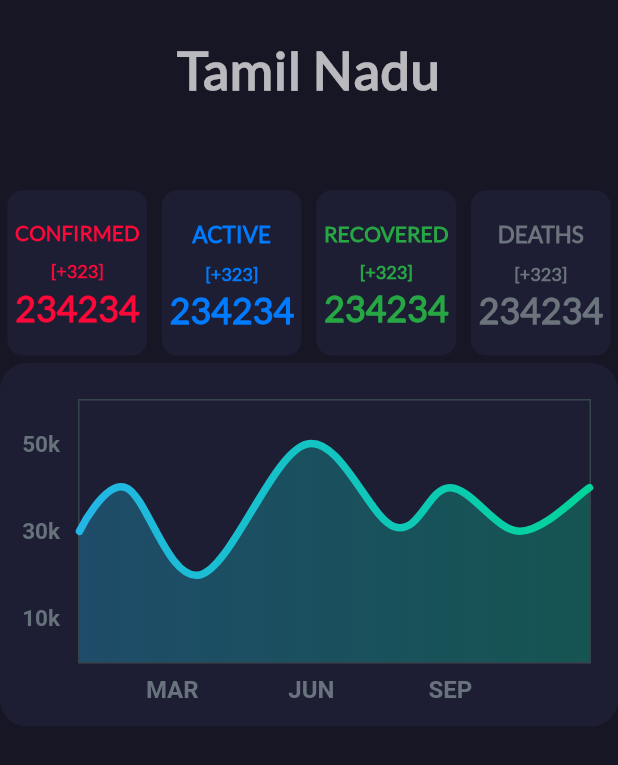
After one commit to iamnishanth/Covid19India, a Flutter app: the StateScreen screen opened directly, on a phone screen of 412 x 824 dp. The commit adds this screen. Shown: the top 765 px of the screen. Run offline on Flutter 3.47's test engine with Material 2 defaults, Android fonts, the phone set to English and light mode, and no system bars; drawn by our look-alikes of fl_chart; our stand-ins replace connectivity, flutter_staggered_animations, fluttertoast; network calls fail.

Commit message:
added chart

```diff
--- /dev/null
+++ b/lib/chart.dart
@@ -0,0 +1,137 @@
+import 'package:fl_chart/fl_chart.dart';
+import 'package:flutter/material.dart';
+
+
+class Chart extends StatelessWidget {
+  const Chart({
+    Key key,
+  }) : super(key: key);
+
+  @override
+  Widget build(BuildContext context) {
+    return Stack(
+      children: <Widget>[
+        AspectRatio(
+          aspectRatio: 1.70,
+          child: Container(
+            decoration: const BoxDecoration(
+                borderRadius: BorderRadius.all(
+                  Radius.circular(18),
+                ),
+                color: Color(0xFF1D1E33)),
+            child: Padding(
+              padding: const EdgeInsets.only(right: 18.0, left: 12.0, top: 24, bottom: 12),
+              child: LineChart(
+                mainData(),
+              ),
+            ),
+          ),
+        ),
+      ],
+    );
+  }
+}
+
+List<Color> gradientColors = [
+    const Color(0xff23b6e6),
+    const Color(0xff02d39a),
+  ];
+
+LineChartData mainData() {
+
+  List<FlSpot> spots = [
+          FlSpot(0, 3),
+          FlSpot(1, 4),
+          FlSpot(2.6, 2),
+          FlSpot(4.9, 5),
+          FlSpot(6.8, 3.1),
+          FlSpot(8, 4),
+          FlSpot(9.5, 3),
+          FlSpot(11, 4),
+  ];
+
+  return LineChartData(
+    gridData: FlGridData(
+      show: false,
+
+      drawVerticalLine: false,
+      getDrawingHorizontalLine: (value) {
+        return FlLine(
+          color: const Color(0xff37434d),
+          strokeWidth: 1,
+        );
+      },
+      getDrawingVerticalLine: (value) {
+        return FlLine(
+          color: const Color(0xff37434d),
+          strokeWidth: 1,
+        );
+      },
+    ),
+    titlesData: FlTitlesData(
+      show: true,
+      bottomTitles: SideTitles(
+        showTitles: true,
+        reservedSize: 22,
+        textStyle:
+            const TextStyle(color: Color(0xff68737d), fontWeight: FontWeight.bold, fontSize: 16),
+        getTitles: (value) {
+          switch (value.toInt()) {
+            case 2:
+              return 'MAR';
+            case 5:
+              return 'JUN';
+            case 8:
+              return 'SEP';
+
+          }
+          return '';
+        },
+        margin: 8,
+      ),
+      leftTitles: SideTitles(
+        showTitles: true,
+        textStyle: const TextStyle(
+          color: Color(0xff67727d),
+          fontWeight: FontWeight.bold,
+          fontSize: 15,
+        ),
+        getTitles: (value) {
+          switch (value.toInt()) {
+            case 1:
+              return '10k';
+            case 3:
+              return '30k';
+            case 5:
+              return '50k';
+          }
+          return '';
+        },
+        reservedSize: 28,
+        margin: 12,
+      ),
+    ),
+    borderData:
+        FlBorderData(show: true, border: Border.all(color: const Color(0xff37434d), width: 1)),
+    minX: 0,
+    maxX: 11,
+    minY: 0,
+    maxY: 6,
+    lineBarsData: [
+      LineChartBarData(
+        spots: spots,
+        isCurved: true,
+        colors: gradientColors,
+        barWidth: 5,
+        isStrokeCapRound: true,
+        dotData: FlDotData(
+          show: false,
+        ),
+        belowBarData: BarAreaData(
+          show: true,
+          colors: gradientColors.map((color) => color.withOpacity(0.3)).toList(),
+        ),
+      ),
+    ],
+  );
+}
--- a/lib/homepage.dart
+++ b/lib/homepage.dart
@@ -2,6 +2,7 @@ import 'package:flutter/material.dart';
 import 'reusable_card.dart';
 import 'network.dart';
 import 'statelist_screen.dart';
+import 'statescreen.dart';
 
 class MyHomePage extends StatefulWidget {
 
@@ -50,6 +51,41 @@ class _MyHomePageState extends State<MyHomePage> {
   Widget build(BuildContext context) {
     return Scaffold(
       backgroundColor: Color(0xFF161625),
+      appBar: AppBar(
+        title: Row(
+          children: <Widget>[
+            Text(
+              "COVID19",
+              style: TextStyle(
+                fontFamily: 'Lato',
+                fontSize: 15,
+                fontWeight: FontWeight.bold,
+                color: Colors.white70
+              )
+            ),
+            SizedBox(width: 5),
+            Text(
+              "INDIA",
+              style: TextStyle(
+                fontFamily: 'Lato',
+                fontSize: 10,
+                fontWeight: FontWeight.bold,
+                color: Color(0xFFEB1555),
+              ),
+            ),
+          ],
+        ),
+        backgroundColor: Color(0xFF1D1E33),
+        leading: GestureDetector(
+          child: Icon(
+            Icons.menu,
+            color: Colors.white70,
+          ),
+          onTap: (){
+            print("Hello");
+          },
+        ),
+      ),
       body: SafeArea(
         child:Column(
           crossAxisAlignment: CrossAxisAlignment.stretch,
@@ -70,7 +106,11 @@ class _MyHomePageState extends State<MyHomePage> {
                     ),
                   ),
                 ),
-                onPress: (){},
+                onPress: (){
+                  Navigator.push(context, MaterialPageRoute(builder: (context){
+                    return StateScreen();
+                  }));
+                },
               ),
             ),
             Expanded(
@@ -88,13 +128,15 @@ class _MyHomePageState extends State<MyHomePage> {
                               child: Column(
                                 children:<Widget>[
                                   SizedBox(height: 15),
-                                  Text(
+                                  FittedBox(
+                                    child: Text(
                                       "CONFIRMED",
                                       style: TextStyle(
                                         fontFamily: 'Lato',
                                         fontSize: 15,
                                         fontWeight: FontWeight.bold,
                                         color: Color(0xFFFE0739)
+                                      ),
                                     ),
                                   ),
                                   SizedBox(height: 10),
@@ -132,13 +174,15 @@ class _MyHomePageState extends State<MyHomePage> {
                               child: Column(
                                 children:<Widget>[
                                   SizedBox(height: 15),
-                                  Text(
+                                  FittedBox(
+                                    child: Text(
                                       "RECOVERED",
                                       style:TextStyle(
                                         fontFamily: 'Lato',
                                         fontSize: 15,
                                         fontWeight: FontWeight.bold,
                                         color: Color(0xFF27A644)
+                                      ),
                                     ),
                                   ),
                                   SizedBox(height: 10),
@@ -181,13 +225,15 @@ class _MyHomePageState extends State<MyHomePage> {
                               child: Column(
                                 children:<Widget>[
                                   SizedBox(height: 15),
-                                  Text(
+                                  FittedBox(
+                                    child: Text(
                                       "ACTIVE",
                                       style: TextStyle(
                                         fontFamily: 'Lato',
                                         fontSize: 15,
                                         fontWeight: FontWeight.bold,
                                         color: Color(0xFF007AFE)
+                                      ),
                                     ),
                                   ),
                                   SizedBox(height: 10),
@@ -224,7 +270,8 @@ class _MyHomePageState extends State<MyHomePage> {
                               child: Column(
                                 children:<Widget>[
                                   SizedBox(height: 15),
-                                  Text(
+                                  FittedBox(
+                                    child: Text(
                                       "DEATHS",
                                       style: TextStyle(
                                         fontFamily: 'Lato',
@@ -233,14 +280,17 @@ class _MyHomePageState extends State<MyHomePage> {
                                         color: Color(0xFF6B747C)
                                       ),
                                     ),
+                                  ),
                                   SizedBox(height: 10),
-                                  Text(
+                                  FittedBox(
+                                    child: Text(
                                       "[+$deltaDeath]",
                                       style: TextStyle(
                                         fontFamily: 'Lato',
                                         fontSize: 12,
                                         fontWeight: FontWeight.bold,
                                         color: Color(0xFF6B747C)
+                                      ),
                                     ),
                                   ),
                                   FittedBox(
--- a/lib/reusable_card.dart
+++ b/lib/reusable_card.dart
@@ -1,13 +1,15 @@
 import 'package:flutter/material.dart';
 class ReusableCard extends StatelessWidget {
 
-  ReusableCard({@required this.colour,this.cardChild,this.onPress,this.margin,this.width,this.alignment});
+  ReusableCard({this.colour,this.cardChild,this.onPress,this.margin,this.width,this.alignment,this.padding,this.height});
   final Color colour;
   final Widget cardChild;
   final Function onPress;
   final EdgeInsets margin;
   final double width;
   final Alignment alignment;
+  final EdgeInsets padding;
+  final double height;
   @override
   Widget build(BuildContext context) {
     return GestureDetector(
@@ -15,6 +17,8 @@ class ReusableCard extends StatelessWidget {
       child: Container(
         margin : margin,
         width: width,
+        height: height,
+        padding: padding,
         alignment: alignment,
         child : cardChild,
         decoration : BoxDecoration(
--- /dev/null
+++ b/lib/statescreen.dart
@@ -0,0 +1,254 @@
+import 'package:flutter/material.dart';
+import 'reusable_card.dart';
+import 'chart.dart';
+
+class StateScreen extends StatefulWidget {
+  @override
+  _StateScreenState createState() => _StateScreenState();
+}
+
+class _StateScreenState extends State<StateScreen> {
+  List<Color> gradientColors = [
+    const Color(0xff23b6e6),
+    const Color(0xff02d39a),
+  ];
+
+  @override
+  Widget build(BuildContext context) {
+
+    return Scaffold(
+      backgroundColor: Color(0xFF161625),
+      body: SafeArea(
+        child: Container(
+          margin: EdgeInsets.only(top:25,bottom:25),
+          child: ListView(
+            children: <Widget>[
+              Text(
+                "Tamil Nadu",
+                textAlign: TextAlign.center,
+                style: TextStyle(
+                  fontFamily: 'Lato',
+                  fontSize: 35,
+                  fontWeight: FontWeight.bold,
+                  color: Colors.white70,
+                  letterSpacing: .5,
+                ),
+              ),
+              SizedBox(height:50),
+              Row(
+                mainAxisAlignment: MainAxisAlignment.spaceEvenly,
+                children: <Widget>[
+                  Expanded(
+                    flex: 1,
+                    child: ReusableCard(
+                      colour: Color(0xFF1D1E33),
+                      margin: EdgeInsets.fromLTRB(5, 10, 5, 5),
+                      height: 110,
+                      padding: EdgeInsets.all(5),
+                      cardChild: Center(
+                        child: Column(
+                          children:<Widget>[
+                            SizedBox(height: 15),
+                            FittedBox(
+                              child: Text(
+                                "CONFIRMED",
+                                style: TextStyle(
+                                  fontFamily: 'Lato',
+                                  fontSize: 15,
+                                  fontWeight: FontWeight.bold,
+                                  color: Color(0xFFFE0739)
+                                ),
+                              ),
+                            ),
+                            SizedBox(height: 10),
+                            FittedBox(
+                              child: Text(
+                                "[+323]",
+                                style:TextStyle(
+                                  fontFamily: 'Lato',
+                                  fontSize: 12,
+                                  fontWeight: FontWeight.bold,
+                                  color: Color(0xFFFE0739)
+                                ),
+                              ),
+                            ),
+                            SizedBox(height: 3),
+                            FittedBox(
+                              child: Text(
+                                "234234",
+                                style: TextStyle(
+                                  fontFamily: 'Lato',
+                                  fontSize: 25,
+                                  fontWeight: FontWeight.bold,
+                                  color: Color(0xFFFE0739)
+                                ),
+                              ),
+                            ),
+                          ],
+                        ),
+                      ),
+                    ),
+                  ),
+                  Expanded(
+                    flex: 1,
+                    child: ReusableCard(
+                      colour: Color(0xFF1D1E33),
+                      height: 110,
+                      margin: EdgeInsets.fromLTRB(5, 10, 5, 5),
+                      padding: EdgeInsets.all(5),
+                      cardChild: Center(
+                        child: Column(
+                          children:<Widget>[
+                            SizedBox(height: 15),
+                            FittedBox(
+                              child: Text(
+                                "ACTIVE",
+                                style: TextStyle(
+                                  fontFamily: 'Lato',
+                                  fontSize: 15,
+                                  fontWeight: FontWeight.bold,
+                                  color: Color(0xFF007AFE)
+                                ),
+                              ),
+                            ),
+                            SizedBox(height: 10),
+                            FittedBox(
+                              child: Text(
+                                "[+323]",
+                                style:TextStyle(
+                                  fontFamily: 'Lato',
+                                  fontSize: 12,
+                                  fontWeight: FontWeight.bold,
+                                  color: Color(0xFF007AFE)
+                                ),
+                              ),
+                            ),
+                            SizedBox(height: 3),
+                            FittedBox(
+                              child: Text(
+                                "234234",
+                                style: TextStyle(
+                                  fontFamily: 'Lato',
+                                  fontSize: 25,
+                                  fontWeight: FontWeight.bold,
+                                  color: Color(0xFF007AFE)
+                                ),
+                              ),
+                            ),
+                          ],
+                        ),
+                      ),
+                    ),
+                  ),
+                  Expanded(
+                    flex: 1,
+                    child: ReusableCard(
+                      height: 110,
+                      colour: Color(0xFF1D1E33),
+                      margin: EdgeInsets.fromLTRB(5, 10, 5, 5),
+                      padding: EdgeInsets.all(5),
+                      cardChild: Center(
+                        child: Column(
+                          children:<Widget>[
+                            SizedBox(height: 15),
+                            FittedBox(
+                              child: Text(
+                                "RECOVERED",
+                                style: TextStyle(
+                                  fontFamily: 'Lato',
+                                  fontSize: 15,
+                                  fontWeight: FontWeight.bold,
+                                  color: Color(0xFF27A644)
+                                ),
+                              ),
+                            ),
+                            SizedBox(height: 10),
+                            FittedBox(
+                              child: Text(
+                                "[+323]",
+                                style:TextStyle(
+                                  fontFamily: 'Lato',
+                                  fontSize: 12,
+                                  fontWeight: FontWeight.bold,
+                                  color: Color(0xFF27A644)
+                                ),
+                              ),
+                            ),
+                            SizedBox(height: 3),
+                            FittedBox(
+                              child: Text(
+                                "234234",
+                                style: TextStyle(
+                                  fontFamily: 'Lato',
+                                  fontSize: 25,
+                                  fontWeight: FontWeight.bold,
+                                  color: Color(0xFF27A644)
+                                ),
+                              ),
+                            ),
+                          ],
+                        ),
+                      ),
+                    ),
+                  ),
+                  Expanded(
+                    flex: 1,
+                    child: ReusableCard(
+                      colour: Color(0xFF1D1E33),
+                      height: 110,
+                      margin: EdgeInsets.fromLTRB(5, 10, 5, 5),
+                      padding: EdgeInsets.all(5),
+                      cardChild: Center(
+                        child: Column(
+                          children:<Widget>[
+                            SizedBox(height: 15),
+                            FittedBox(
+                              child: Text(
+                                "DEATHS",
+                                style: TextStyle(
+                                  fontFamily: 'Lato',
+                                  fontSize: 15,
+                                  fontWeight: FontWeight.bold,
+                                  color: Color(0xFF6B747C)
+                                ),
+                              ),
+                            ),
+                            SizedBox(height: 10),
+                            FittedBox(
+                              child: Text(
+                                "[+323]",
+                                style:TextStyle(
+                                  fontFamily: 'Lato',
+                                  fontSize: 12,
+                                  fontWeight: FontWeight.bold,
+                                  color: Color(0xFF6B747C)
+                                ),
+                              ),
+                            ),
+                            SizedBox(height: 3),
+                            FittedBox(
+                              child: Text(
+                                "234234",
+                                style: TextStyle(
+                                  fontFamily: 'Lato',
+                                  fontSize: 25,
+                                  fontWeight: FontWeight.bold,
+                                  color: Color(0xFF6B747C)
+                                ),
+                              ),
+                            ),
+                          ],
+                        ),
+                      ),
+                    ),
+                  )
+                ],
+              ),
+              Chart(),
+            ],
+          ),
+        ),
+      ),
+    );
+  }
+}
```
Lines whose indentation alone changed are shown as unchanged.
